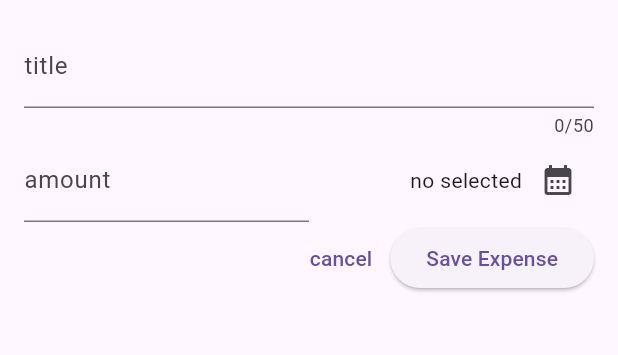
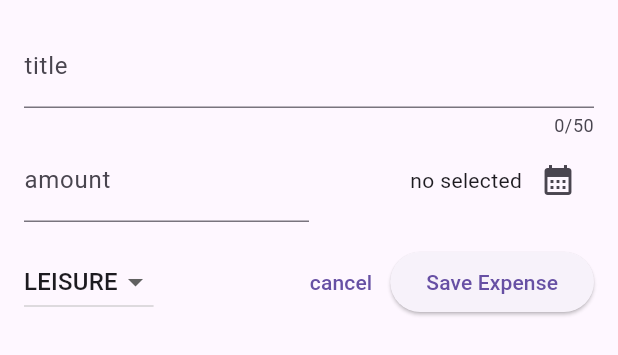
Before and after one commit to henok-ab/expense_tracker, a Flutter app: the NewExpense widget shown alone on an empty page, opened directly, on a phone screen of 412 x 824 dp. Shown: the top 355 px of the screen. Run offline on Flutter 3.47's test engine with Material 3 defaults, Android fonts, the phone set to English and light mode, and no system bars.

Commit message:
adding dropdown menu

```diff
--- a/lib/widgets/new_expense.dart
+++ b/lib/widgets/new_expense.dart
@@ -12,6 +12,7 @@ class NewExpense extends StatefulWidget {
 
 class _NewExpenseState extends State<NewExpense> {
   var _enteredTitle = '';
+  Category _selectedCategory = Category.leisure;
 
   void _saveTitleInput(String inputValue) {
     _enteredTitle = inputValue;
@@ -28,15 +29,16 @@ class _NewExpenseState extends State<NewExpense> {
   void _presentDatePicker() async {
     final now = DateTime.now();
     final firstDate = DateTime(now.year - 1, now.month, now.day);
-    final pickedDate = await showDatePicker(
-        context: context,
-        initialDate: now,
-        firstDate: firstDate,
-        lastDate: now);
-    @override
-    void setState() {
-      _selectedDate = pickedDate;
-    }
+    await showDatePicker(
+            context: context,
+            initialDate: now,
+            firstDate: firstDate,
+            lastDate: now)
+        .then((value) => setState(
+              () {
+                _selectedDate = value;
+              },
+            ));
   }
 
   @override
@@ -66,9 +68,9 @@ class _NewExpenseState extends State<NewExpense> {
                 mainAxisAlignment: MainAxisAlignment.end,
                 crossAxisAlignment: CrossAxisAlignment.center,
                 children: [
-                  Text(_selectedDate == null
-                      ? 'no selected'
-                      : formatter.format(_selectedDate!)),
+                  Text(_selectedDate != null
+                      ? formatter.format(_selectedDate!)
+                      : 'no selected'),
                   IconButton(
                     onPressed: _presentDatePicker,
                     icon: const Icon(Icons.calendar_month),
@@ -78,9 +80,25 @@ class _NewExpenseState extends State<NewExpense> {
             )
           ],
         ),
+        const SizedBox(height: 16),
         Row(
           mainAxisAlignment: MainAxisAlignment.end,
           children: [
+            DropdownButton(
+                value: _selectedCategory,
+                items: Category.values
+                    .map((e) => DropdownMenuItem(
+                        value: e, child: Text(e.name.toString().toUpperCase())))
+                    .toList(),
+                onChanged: (value) {
+                  if (value == null) {
+                    return;
+                  }
+                  setState(() {
+                    _selectedCategory = value;
+                  });
+                }),
+            const Spacer(),
             TextButton(
               onPressed: () {
                 Navigator.pop(context);
```
